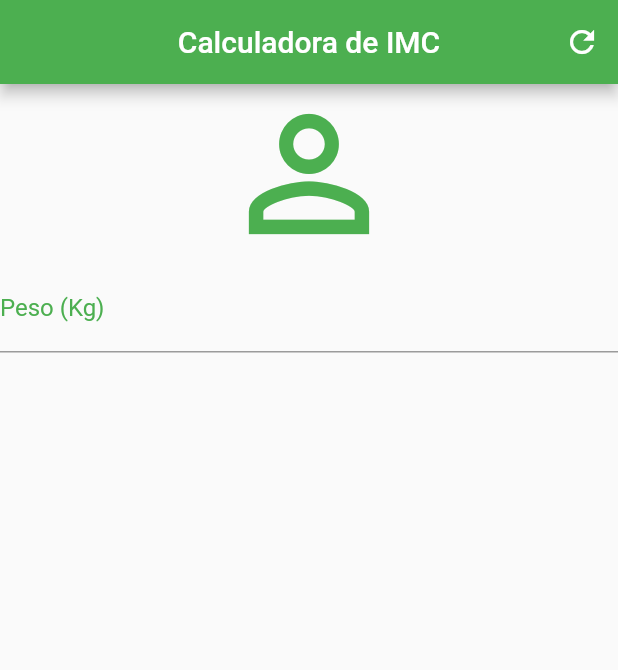
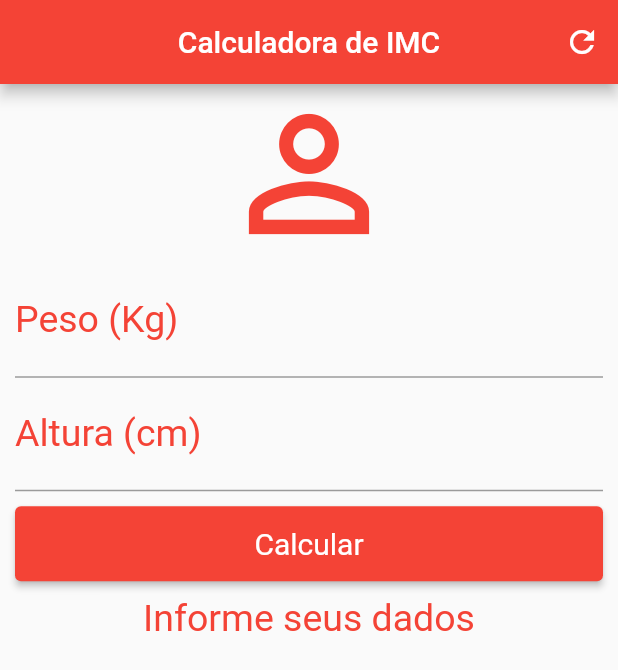
Before and after one commit to thejppablo/flutter_samples, a Flutter app: the screen it shows after launch, on a phone screen of 412 x 824 dp. Shown: the top 670 px of the screen. Run offline on Flutter 3.47's test engine with Material 2 defaults, Android fonts, the phone set to English and light mode, and no system bars.

Commit message:
calculadora imc terminada

```diff
--- a/lib/calculadora_imc.dart
+++ b/lib/calculadora_imc.dart
@@ -15,6 +15,47 @@ class HomePage extends StatefulWidget {
 }
 
 class _HomePageState extends State<HomePage> {
+/* controladores são como objetos daquele widget que mexem com seus parametros
+como por ex: o label text de um botão
+obs: controladores tem set State nativo já
+ */
+  TextEditingController weightController = TextEditingController();
+  TextEditingController heightController = TextEditingController();
+
+  GlobalKey<FormState> _formKey = GlobalKey<FormState>();
+
+  String _infoText = "Informe seus dados";
+
+  void _resetFields(){
+    weightController.text = "";
+    heightController.text = "";
+    setState(() {
+      _infoText = "Favor informar";
+    });
+  }
+
+  void _calculate(){
+    setState(() {
+      double weight = double.parse(weightController.text);
+      double height = double.parse(heightController.text) / 100;
+      double imc = weight/(height * height);
+      if(imc < 18.6){
+//.toStringAsPrecision(quantidade) indica quantos algarismos o numero apresenta (inclusive antes da virgula)
+        _infoText = "Abaixo do Peso (${imc.toStringAsPrecision(3)})";
+      }else if(imc >= 18.6 && imc < 24.9){
+        _infoText = "Peso Ideal (${imc.toStringAsPrecision(3)})";
+      }else if(imc >= 24.9 && imc < 29.9){
+        _infoText = "Levemente acima do Peso (${imc.toStringAsPrecision(3)})";
+      }else if(imc >= 29.9 && imc < 34.9){
+        _infoText = "Obesidade Grau I (${imc.toStringAsPrecision(3)})";
+      }else if(imc >= 34.9 && imc < 39.9){
+        _infoText = "Obesidade Grau II (${imc.toStringAsPrecision(3)})";
+      }else if(imc >= 40.0){
+        _infoText = "Obesidade Grau III (${imc.toStringAsPrecision(3)})";
+      }
+    });
+  }
+
   @override
   Widget build(BuildContext context) {
     return Scaffold(
@@ -23,25 +64,85 @@ class _HomePageState extends State<HomePage> {
           "Calculadora de IMC",
         ),
         centerTitle: true,
-        backgroundColor: Colors.green,
+        backgroundColor: Colors.red,
         //A list of Widgets to display in a row after the title widget.
-        actions: [IconButton(onPressed: () {}, icon: Icon(Icons.refresh))],
+        actions: [IconButton(onPressed: _resetFields, icon: Icon(Icons.refresh))],
       ),
-      body: Column(
+      body: SingleChildScrollView(
+        padding: EdgeInsets.fromLTRB(10.0, 0.0, 10.0, 0.0),
+        child: Form(
+          key: _formKey,
+          child: Column(
             crossAxisAlignment: CrossAxisAlignment.stretch,
             children: [
               Icon(
-            Icons.person_outline, size: 120, color: Colors.green,),
-
-          TextField(keyboardType: TextInputType.number,
-          decoration: InputDecoration(
+                Icons.person_outline,
+                size: 120,
+                color: Colors.red,
+              ),
+              TextFormField(
+                keyboardType: TextInputType.number,
+                decoration: InputDecoration( //widget de estilização de outros widgets que recebem input
                   labelText: "Peso (Kg)",
-              labelStyle: TextStyle(color: Colors.green)
+                  labelStyle: TextStyle(color: Colors.red),
                 ),
                 textAlign: TextAlign.center,
-
-          )
+                style: TextStyle(color: Colors.red, fontSize: 25.0),
+                controller: weightController,
+                validator: (value){
+                  if (value == null || value.isEmpty){
+                    return "Por favor, insira um valor valido";
+                  }
+                  return null;
+                  },
+              ),
+              TextFormField(
+                keyboardType: TextInputType.number,
+                //widget de estilização de outros widgets que recebem input
+                decoration: InputDecoration(
+                  labelText: "Altura (cm)",
+                  labelStyle: TextStyle(color: Colors.red),
+                ),
+                textAlign: TextAlign.center,
+                style: TextStyle(color: Colors.red, fontSize: 25.0),
+                controller: heightController,
+                validator: (value){
+                  if (value == null || value.isEmpty){
+                    return "Por favor, insira um valor valido";
+                  }
+                  return null;
+                },
+              ),
+              Padding(
+                padding: const EdgeInsets.only(top: 10.0, bottom: 10.0),
+                child: Container(
+                  height: 50.0,
+                  child: ElevatedButton(
+                    onPressed: (){
+                      if(_formKey.currentState!.validate()){
+                        _calculate();
+                      }
+                    },
+                    child: Text("Calcular"),
+                    style: ElevatedButton.styleFrom(
+                      primary: Colors.red,
+                      //padding: const EdgeInsets.symmetric(horizontal: 50, vertical: 20),
+                      textStyle: const TextStyle(fontSize: 20),
+                    ),
+                  ),
+                ),
+              ),
+              Text(
+                "$_infoText",
+                textAlign: TextAlign.center,
+                style: TextStyle(
+                  fontSize: 25.0,
+                  color: Colors.red,
+                ),
+              ),
             ],
+          ),
+        ),
       ),
     );
   }
--- a/lib/contador_de_pessoas.dart
+++ b/lib/contador_de_pessoas.dart
@@ -38,7 +38,7 @@ class _HomeState extends State<Home> {
   Widget build(BuildContext context) {
     return Stack(
       children: [
-        Image.asset("images/restaurant.jpg", fit: BoxFit.cover),
+        Image.asset("images/restaurant.jpg", fit: BoxFit.fill),
         Column(
           mainAxisAlignment: MainAxisAlignment.center,
           children: [
```
Also changed, not shown: 1 other file. Lines whose indentation alone changed are shown as unchanged.
